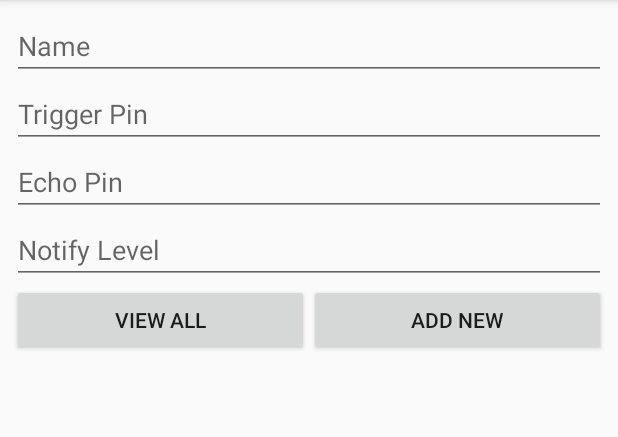
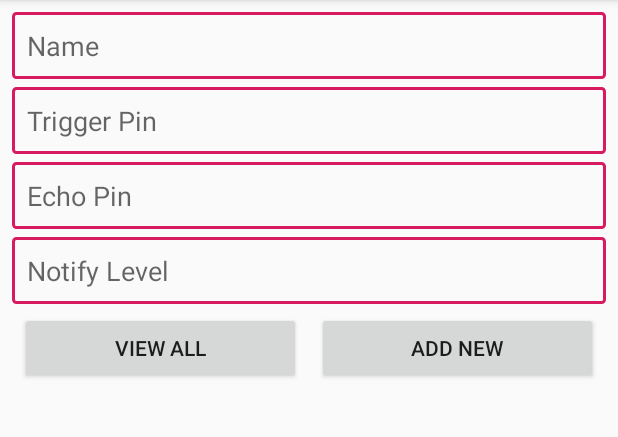
Before and after one commit to mohammadraasel/GarbageCollectorIOT, an Android app: the screen it shows after launch (MainActivity), after a tap on an icon or button, on a phone screen of 412 x 824 dp, the part 84-521 px from its top. Run offline under Robolectric (Android 15) with nearby library versions, the phone set to English and light mode, and no system bars; libraries missing offline, so code that uses them is left out: com.github.nkzawa.socketio; 5 statements that could not run were skipped.

Commit message:
create bin updated

```diff
--- /dev/null
+++ b/CollectionNotifier/app/src/main/res/drawable/back_edit_text.xml
@@ -0,0 +1,10 @@
+<?xml version="1.0" encoding="utf-8"?>
+<shape xmlns:android="http://schemas.android.com/apk/res/android">
+    <corners android:radius="2dp" />
+
+    <solid android:color="@android:color/transparent" />
+
+    <stroke
+        android:width="2dp"
+        android:color="@color/colorAccent" />
+</shape>
--- a/CollectionNotifier/app/src/main/res/layout/fragment_create_bin.xml
+++ b/CollectionNotifier/app/src/main/res/layout/fragment_create_bin.xml
@@ -1,43 +1,51 @@
 <LinearLayout xmlns:android="http://schemas.android.com/apk/res/android"
-    xmlns:app="http://schemas.android.com/apk/res-auto"
-    xmlns:tools="http://schemas.android.com/tools"
     android:layout_width="match_parent"
     android:layout_height="match_parent"
-    android:orientation="vertical"
     android:layout_margin="8dp"
-    tools:context=".MainActivity">
+    android:orientation="vertical">
 
     <EditText
         android:id="@+id/editText_name"
         android:layout_width="match_parent"
         android:layout_height="wrap_content"
+        android:background="@drawable/back_edit_text"
         android:ems="10"
         android:hint="@string/name"
-        android:inputType="textPersonName" />
+        android:inputType="textPersonName"
+        android:padding="10dp" />
 
     <EditText
         android:id="@+id/editText_trig_pin"
         android:layout_width="match_parent"
         android:layout_height="wrap_content"
+        android:layout_marginTop="5dp"
+        android:background="@drawable/back_edit_text"
         android:ems="10"
         android:hint="@string/trigger_pin"
-        android:inputType="numberDecimal" />
+        android:inputType="numberDecimal"
+        android:padding="10dp" />
 
     <EditText
         android:id="@+id/editText_echo_pin"
         android:layout_width="match_parent"
         android:layout_height="wrap_content"
+        android:layout_marginTop="5dp"
+        android:background="@drawable/back_edit_text"
         android:ems="10"
         android:hint="@string/echo_pin"
-        android:inputType="numberDecimal" />
+        android:inputType="numberDecimal"
+        android:padding="10dp" />
 
     <EditText
         android:id="@+id/editText_notify_level"
         android:layout_width="match_parent"
         android:layout_height="wrap_content"
+        android:layout_marginTop="5dp"
+        android:background="@drawable/back_edit_text"
         android:ems="10"
         android:hint="@string/notify_level"
-        android:inputType="numberDecimal" />
+        android:inputType="numberDecimal"
+        android:padding="10dp" />
 
     <LinearLayout
         android:layout_width="match_parent"
@@ -48,6 +56,7 @@
             android:id="@+id/button_view_all"
             android:layout_width="wrap_content"
             android:layout_height="wrap_content"
+            android:layout_margin="5dp"
             android:layout_weight="1"
             android:text="@string/view_all" />
 
@@ -55,6 +64,7 @@
             android:id="@+id/button_add_sensor"
             android:layout_width="wrap_content"
             android:layout_height="wrap_content"
+            android:layout_margin="5dp"
             android:layout_weight="1"
             android:text="@string/add_new" />
     </LinearLayout>
```
